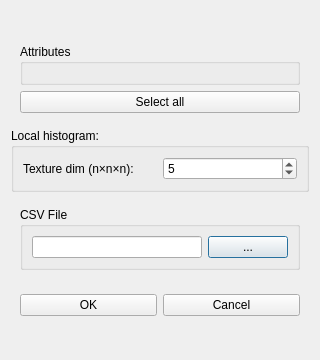
Old version of the form src/ui/transfer_function/attribute/attributedialog.ui in the repository rafaelssantos/volumeexplorer.
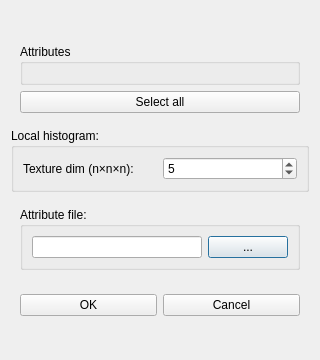
New version of the form. Icons and pictures are not drawn.

Commit message: + Refactoring. + Change attribute file to binary.

Diff of the .ui file:
```diff
--- a/src/ui/transfer_function/attribute/attributedialog.ui
+++ b/src/ui/transfer_function/attribute/attributedialog.ui
@@ -39,7 +39,7 @@
       <item row="0" column="0">
        <widget class="QGroupBox" name="groupBox">
         <property name="title">
-         <string>CSV File</string>
+         <string>Attribute file:</string>
         </property>
         <layout class="QGridLayout" name="gridLayout_6">
          <item row="0" column="0">
```
Left out of the diff: 4 changed lines with no effect on the pictures. The commit also changes 57 other files.
